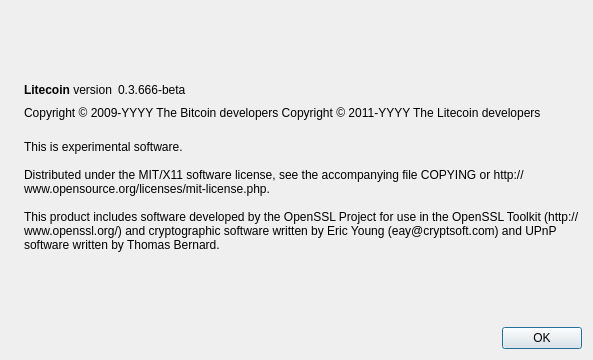
First picture: the form in src/qt/forms/aboutdialog.ui, repository MidasPaymentLTD/midascoin, before the edit.
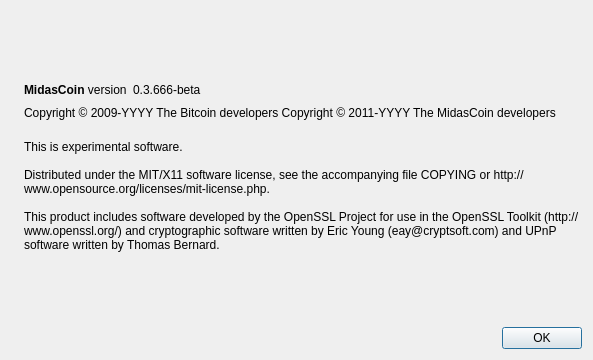
Second picture: the form after the edit. Icons and pictures are not drawn.

Commit message: s/Litecoin/MidasCoin/g

```diff
--- a/src/qt/forms/aboutdialog.ui
+++ b/src/qt/forms/aboutdialog.ui
@@ -50,7 +50,7 @@
           <cursorShape>IBeamCursor</cursorShape>
          </property>
          <property name="text">
-          <string>&lt;b&gt;Litecoin&lt;/b&gt; version</string>
+          <string>&lt;b&gt;MidasCoin&lt;/b&gt; version</string>
          </property>
          <property name="textInteractionFlags">
           <set>Qt::LinksAccessibleByMouse|Qt::TextSelectableByKeyboard|Qt::TextSelectableByMouse</set>
@@ -92,7 +92,7 @@
        </property>
        <property name="text">
         <string notr="true">Copyright &amp;copy; 2009-YYYY The Bitcoin developers
-Copyright &amp;copy; 2011-YYYY The Litecoin developers</string>
+Copyright &amp;copy; 2011-YYYY The MidasCoin developers</string>
        </property>
        <property name="textFormat">
         <enum>Qt::RichText</enum>
```
Left out of the diff: 2 changed lines with no effect on the pictures. The commit also changes 177 other files.
